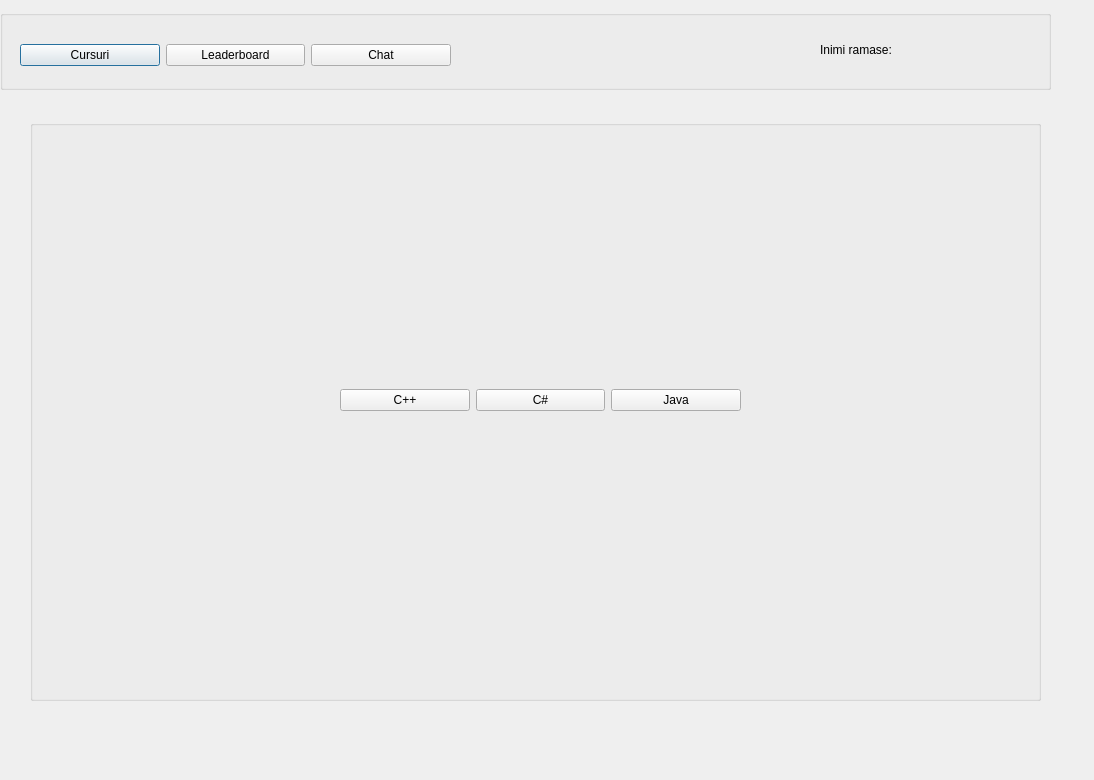
First picture: the form in ClientSide/startmenuwindow.ui, repository VladuceanuTudor/CODE-BUDDY, before the edit.
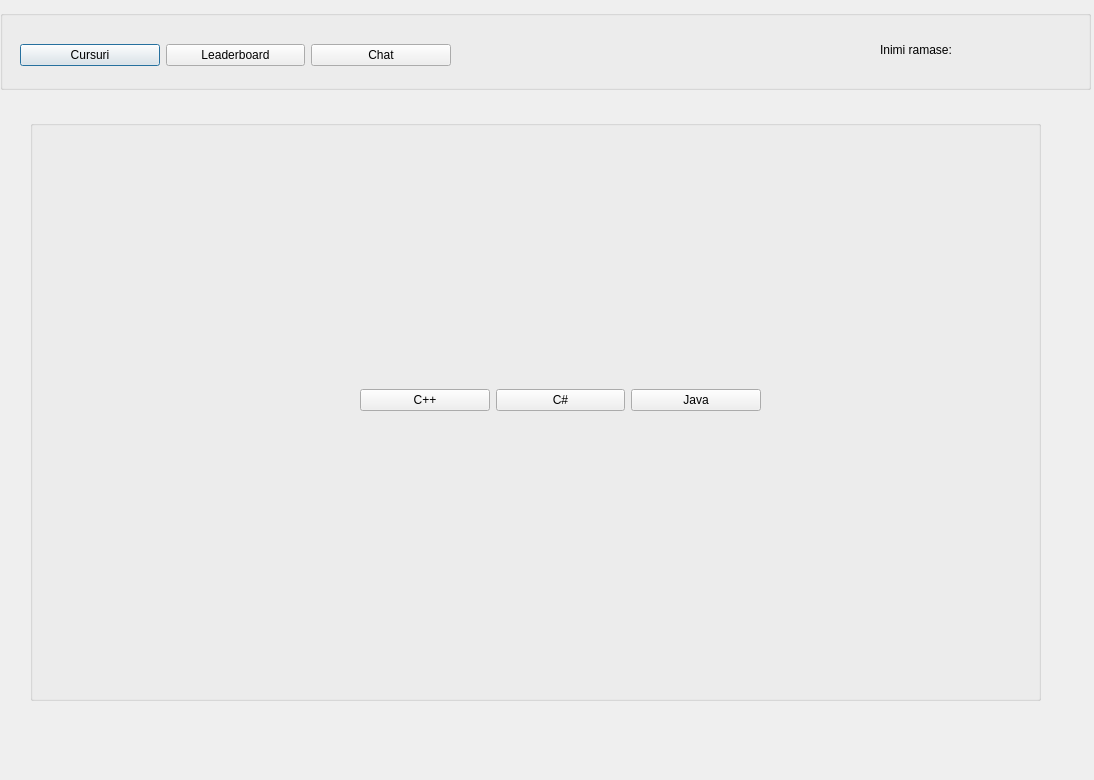
Second picture: the form after the edit.

The edit to the form file:
```diff
--- a/ClientSide/startmenuwindow.ui
+++ b/ClientSide/startmenuwindow.ui
@@ -18,26 +18,13 @@
     <rect>
      <x>0</x>
      <y>10</y>
-     <width>1051</width>
+     <width>1091</width>
      <height>80</height>
     </rect>
    </property>
    <property name="title">
     <string/>
    </property>
-   <widget class="QLabel" name="label">
-    <property name="geometry">
-     <rect>
-      <x>820</x>
-      <y>30</y>
-      <width>91</width>
-      <height>20</height>
-     </rect>
-    </property>
-    <property name="text">
-     <string>Inimi ramase:</string>
-    </property>
-   </widget>
    <widget class="QWidget" name="layoutWidget">
     <property name="geometry">
      <rect>
@@ -74,10 +61,36 @@
    <widget class="QLabel" name="nrInimi">
     <property name="geometry">
      <rect>
-      <x>920</x>
-      <y>10</y>
-      <width>63</width>
-      <height>61</height>
+      <x>970</x>
+      <y>30</y>
+      <width>16</width>
+      <height>20</height>
+     </rect>
+    </property>
+    <property name="text">
+     <string/>
+    </property>
+   </widget>
+   <widget class="QLabel" name="label">
+    <property name="geometry">
+     <rect>
+      <x>880</x>
+      <y>30</y>
+      <width>88</width>
+      <height>20</height>
+     </rect>
+    </property>
+    <property name="text">
+     <string>Inimi ramase:</string>
+    </property>
+   </widget>
+   <widget class="QLabel" name="imagine_inima">
+    <property name="geometry">
+     <rect>
+      <x>980</x>
+      <y>20</y>
+      <width>51</width>
+      <height>41</height>
      </rect>
     </property>
     <property name="text">
@@ -102,7 +115,7 @@
      <rect>
       <x>10</x>
       <y>10</y>
-      <width>991</width>
+      <width>1031</width>
       <height>561</height>
      </rect>
     </property>
@@ -113,7 +126,7 @@
      <widget class="QWidget" name="layoutWidget">
       <property name="geometry">
        <rect>
-        <x>300</x>
+        <x>320</x>
         <y>210</y>
         <width>401</width>
         <height>121</height>
```
Left out of the diff: 2 changed lines with no effect on the pictures.
